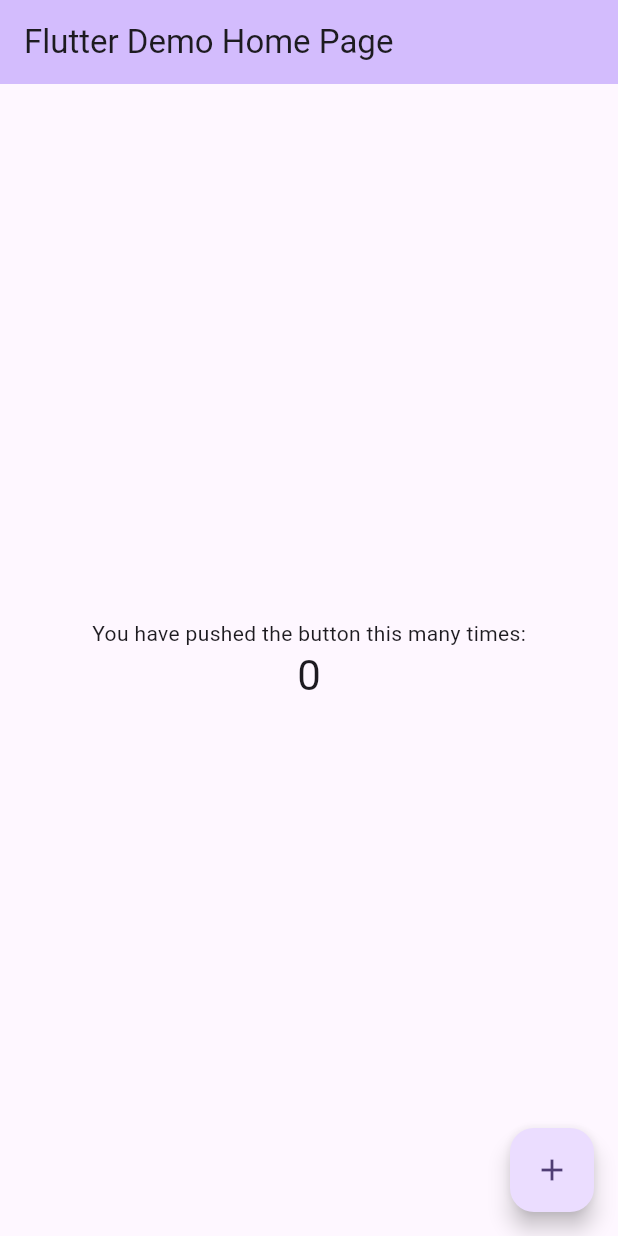
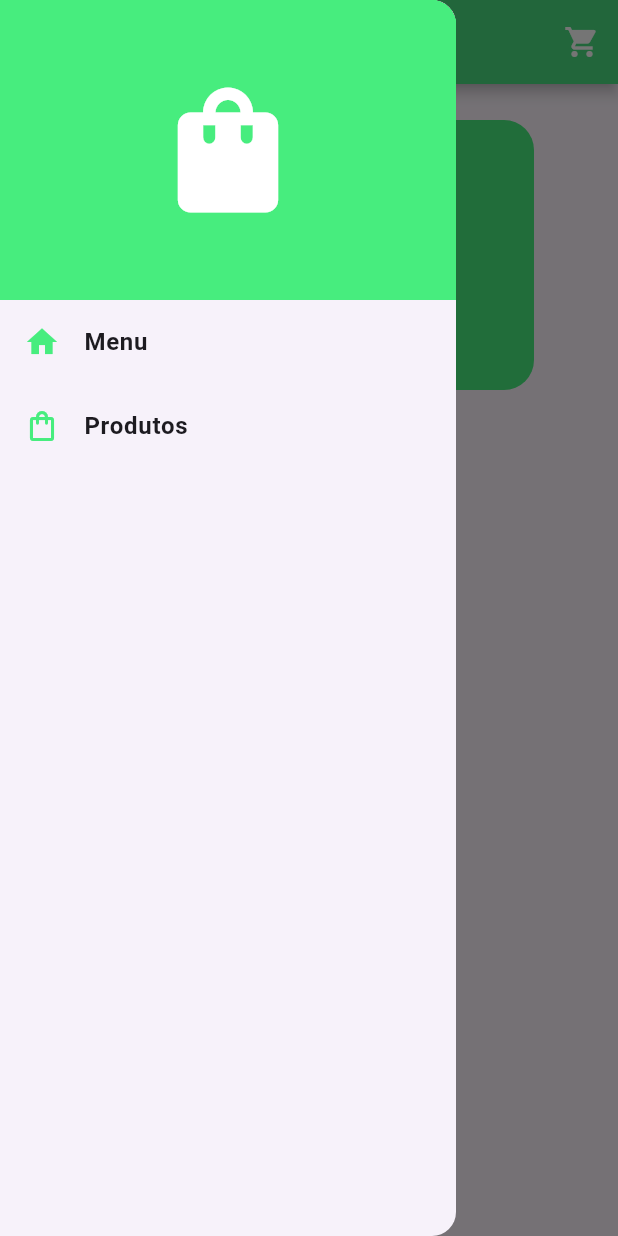
Before and after one commit to VinioVnz/app_ecommerce_molde, a Flutter app: the screen it shows after launch, with the side drawer open (before the commit the screen has no drawer), on a phone screen of 412 x 824 dp. Run offline on Flutter 3.47's test engine with Material 3 defaults, Android fonts, the phone set to English and light mode, and no system bars.

Commit message:
estruturação

```diff
--- a/lib/main.dart
+++ b/lib/main.dart
@@ -1,122 +1,6 @@
+import 'package:ecommerce_app/src/app/app_widget.dart';
 import 'package:flutter/material.dart';
 
 void main() {
-  runApp(const MyApp());
+  runApp(AppWidget());
 }
-
-class MyApp extends StatelessWidget {
-  const MyApp({super.key});
-
-  // This widget is the root of your application.
-  @override
-  Widget build(BuildContext context) {
-    return MaterialApp(
-      title: 'Flutter Demo',
-      theme: ThemeData(
-        // This is the theme of your application.
-        //
-        // TRY THIS: Try running your application with "flutter run". You'll see
-        // the application has a purple toolbar. Then, without quitting the app,
-        // try changing the seedColor in the colorScheme below to Colors.green
-        // and then invoke "hot reload" (save your changes or press the "hot
-        // reload" button in a Flutter-supported IDE, or press "r" if you used
-        // the command line to start the app).
-        //
-        // Notice that the counter didn't reset back to zero; the application
-        // state is not lost during the reload. To reset the state, use hot
-        // restart instead.
-        //
-        // This works for code too, not just values: Most code changes can be
-        // tested with just a hot reload.
-        colorScheme: ColorScheme.fromSeed(seedColor: Colors.deepPurple),
-      ),
-      home: const MyHomePage(title: 'Flutter Demo Home Page'),
-    );
-  }
-}
-
-class MyHomePage extends StatefulWidget {
-  const MyHomePage({super.key, required this.title});
-
-  // This widget is the home page of your application. It is stateful, meaning
-  // that it has a State object (defined below) that contains fields that affect
-  // how it looks.
-
-  // This class is the configuration for the state. It holds the values (in this
-  // case the title) provided by the parent (in this case the App widget) and
-  // used by the build method of the State. Fields in a Widget subclass are
-  // always marked "final".
-
-  final String title;
-
-  @override
-  State<MyHomePage> createState() => _MyHomePageState();
-}
-
-class _MyHomePageState extends State<MyHomePage> {
-  int _counter = 0;
-
-  void _incrementCounter() {
-    setState(() {
-      // This call to setState tells the Flutter framework that something has
-      // changed in this State, which causes it to rerun the build method below
-      // so that the display can reflect the updated values. If we changed
-      // _counter without calling setState(), then the build method would not be
-      // called again, and so nothing would appear to happen.
-      _counter++;
-    });
-  }
-
-  @override
-  Widget build(BuildContext context) {
-    // This method is rerun every time setState is called, for instance as done
-    // by the _incrementCounter method above.
-    //
-    // The Flutter framework has been optimized to make rerunning build methods
-    // fast, so that you can just rebuild anything that needs updating rather
-    // than having to individually change instances of widgets.
-    return Scaffold(
-      appBar: AppBar(
-        // TRY THIS: Try changing the color here to a specific color (to
-        // Colors.amber, perhaps?) and trigger a hot reload to see the AppBar
-        // change color while the other colors stay the same.
-        backgroundColor: Theme.of(context).colorScheme.inversePrimary,
-        // Here we take the value from the MyHomePage object that was created by
-        // the App.build method, and use it to set our appbar title.
-        title: Text(widget.title),
-      ),
-      body: Center(
-        // Center is a layout widget. It takes a single child and positions it
-        // in the middle of the parent.
-        child: Column(
-          // Column is also a layout widget. It takes a list of children and
-          // arranges them vertically. By default, it sizes itself to fit its
-          // children horizontally, and tries to be as tall as its parent.
-          //
-          // Column has various properties to control how it sizes itself and
-          // how it positions its children. Here we use mainAxisAlignment to
-          // center the children vertically; the main axis here is the vertical
-          // axis because Columns are vertical (the cross axis would be
-          // horizontal).
-          //
-          // TRY THIS: Invoke "debug painting" (choose the "Toggle Debug Paint"
-          // action in the IDE, or press "p" in the console), to see the
-          // wireframe for each widget.
-          mainAxisAlignment: MainAxisAlignment.center,
-          children: <Widget>[
-            const Text('You have pushed the button this many times:'),
-            Text(
-              '$_counter',
-              style: Theme.of(context).textTheme.headlineMedium,
-            ),
-          ],
-        ),
-      ),
-      floatingActionButton: FloatingActionButton(
-        onPressed: _incrementCounter,
-        tooltip: 'Increment',
-        child: const Icon(Icons.add),
-      ), // This trailing comma makes auto-formatting nicer for build methods.
-    );
-  }
-}
--- /dev/null
+++ b/lib/src/app/app_menu.dart
@@ -0,0 +1,20 @@
+import 'package:ecommerce_app/src/models/menu_model.dart';
+import 'package:ecommerce_app/src/views/home_view.dart';
+import 'package:ecommerce_app/src/views/products_view.dart';
+import 'package:flutter/material.dart';
+
+final List<MenuModel> appMenuItems = [
+  MenuModel(
+    title: 'Menu',
+    icon: Icons.home,
+    route: '/home',
+    page: HomeView(),
+    ),
+  MenuModel(
+    title: 'Produtos',
+    icon: Icons.shopping_bag_outlined,
+    route: '/produtos',
+    page: ProductsView(),
+    ),
+
+];
--- /dev/null
+++ b/lib/src/app/app_routes.dart
@@ -0,0 +1,12 @@
+import 'package:ecommerce_app/src/app/app_menu.dart';
+import 'package:ecommerce_app/src/views/base_layout.dart';
+import 'package:flutter/material.dart';
+
+Map<String, WidgetBuilder> generateRoutes() {
+  final Map<String, WidgetBuilder> routes = {};
+
+  for(var item in appMenuItems){
+    routes[item.route] = (context) => BaseLayout(body: item.page, title: item.title, );
+  }
+  return routes;
+}
--- /dev/null
+++ b/lib/src/app/app_widget.dart
@@ -0,0 +1,16 @@
+import 'package:ecommerce_app/src/app/app_routes.dart';
+import 'package:flutter/material.dart';
+
+class AppWidget extends StatelessWidget {
+  const AppWidget({super.key});
+
+  @override
+  Widget build(BuildContext context) {
+    return MaterialApp(
+      title: 'E-commerce',
+      initialRoute: '/home',
+      routes: generateRoutes(),
+      debugShowCheckedModeBanner: false,
+    );
+  }
+}
--- /dev/null
+++ b/lib/src/colors/cores.dart
@@ -0,0 +1,7 @@
+import 'package:flutter/material.dart';
+
+class Cores {
+  Color mainColor = Color(0xff47ED7E);
+  Color foregroundColor = Colors.white;
+  Color textColor = Color(0xff000000);
+}
--- /dev/null
+++ b/lib/src/views/base_layout.dart
@@ -0,0 +1,18 @@
+import 'package:ecommerce_app/src/widgets/custom_app_bar.dart';
+import 'package:ecommerce_app/src/widgets/custom_app_drawer.dart';
+import 'package:flutter/material.dart';
+
+class BaseLayout extends StatelessWidget {
+  final String title;
+  final Widget body;
+  const BaseLayout({super.key, required this.title, required this.body});
+
+  @override
+  Widget build(BuildContext context) {
+    return Scaffold(
+      appBar: CustomAppBar(title: title, showCarrinho: true,),
+      drawer: CustomAppDrawer(),
+      body: body,
+    );
+  }
+}
--- /dev/null
+++ b/lib/src/views/home_view.dart
@@ -0,0 +1,45 @@
+import 'package:ecommerce_app/src/colors/cores.dart';
+import 'package:flutter/material.dart';
+
+class HomeView extends StatefulWidget {
+  const HomeView({super.key});
+
+  @override
+  State<HomeView> createState() => _HomeViewState();
+}
+
+class _HomeViewState extends State<HomeView> {
+  @override
+  Widget build(BuildContext context) {
+    return Scaffold(
+      body: SingleChildScrollView(
+        child: Padding(
+          padding: const EdgeInsets.all(24.0),
+          child: Center(
+            child: Container(
+              width: 300,
+              height: 180,
+              decoration: BoxDecoration(
+                color: Cores().mainColor,
+                borderRadius: BorderRadius.circular(20),
+              ),
+              child: Padding(
+                padding: const EdgeInsets.all(16.0),
+                child: Center(
+                  child: Text(
+                    'Bem vindo de volta usuário!',
+                    style: TextStyle(
+                      color: Colors.white,
+                      fontWeight: FontWeight.bold,
+                      fontSize: 26,
+                    ),
+                  ),
+                ),
+              ),
+            ),
+          ),
+        ),
+      ),
+    );
+  }
+}
--- /dev/null
+++ b/lib/src/views/products_view.dart
@@ -0,0 +1,15 @@
+import 'package:flutter/material.dart';
+
+class ProductsView extends StatefulWidget {
+  const ProductsView({super.key});
+
+  @override
+  State<ProductsView> createState() => _ProductsViewState();
+}
+
+class _ProductsViewState extends State<ProductsView> {
+  @override
+  Widget build(BuildContext context) {
+    return const Placeholder();
+  }
+}
--- /dev/null
+++ b/lib/src/widgets/custom_app_bar.dart
@@ -0,0 +1,28 @@
+import 'package:ecommerce_app/src/colors/cores.dart';
+import 'package:flutter/material.dart';
+
+class CustomAppBar extends StatelessWidget implements PreferredSizeWidget{
+  final String title;
+  final bool? showCarrinho;
+  const CustomAppBar({super.key, required this.title,this.showCarrinho});
+
+  @override
+  Size get preferredSize => Size.fromHeight(kToolbarHeight);
+
+  @override
+  Widget build(BuildContext context) {
+    return AppBar(
+      elevation: 3.5,
+      title: Text(title, style: TextStyle(fontWeight: FontWeight.bold),),
+      backgroundColor: Cores().mainColor,
+      foregroundColor: Cores().foregroundColor,
+      shadowColor: const Color.fromARGB(200, 8, 8, 8),
+      centerTitle: true,
+      actions: [
+        if(showCarrinho == true)...[
+          IconButton(onPressed: (){}, icon: Icon(Icons.shopping_cart))
+        ]
+      ],
+    );
+  }
+}
--- /dev/null
+++ b/lib/src/widgets/custom_app_drawer.dart
@@ -0,0 +1,37 @@
+import 'package:ecommerce_app/src/app/app_menu.dart';
+import 'package:ecommerce_app/src/colors/cores.dart';
+import 'package:flutter/material.dart';
+
+class CustomAppDrawer extends StatelessWidget {
+  const CustomAppDrawer({super.key});
+
+  @override
+  Widget build(BuildContext context) {
+    return Drawer(
+      child: ListView(
+        padding: EdgeInsets.zero,
+        children: [
+          Container(
+            height: 200,
+            color: Cores().mainColor,
+            child: Padding(padding: EdgeInsets.symmetric(vertical: 8),
+            child: Icon(Icons.shopping_bag, color: Cores().foregroundColor, size: 100,),
+            ),
+            ),
+          ...appMenuItems.map(
+            (item) => ListTile(
+              leading: Icon(item.icon, color: Cores().mainColor),
+              title: Text(
+                item.title,
+                style: TextStyle(fontWeight: FontWeight.bold),
+              ),
+              onTap: () {
+                Navigator.pushReplacementNamed(context, item.route);
+              },
+            ),
+          ),
+        ],
+      ),
+    );
+  }
+}
```
Also changed, not shown: lib/src/models/menu_model.dart (line endings or trailing spaces).
